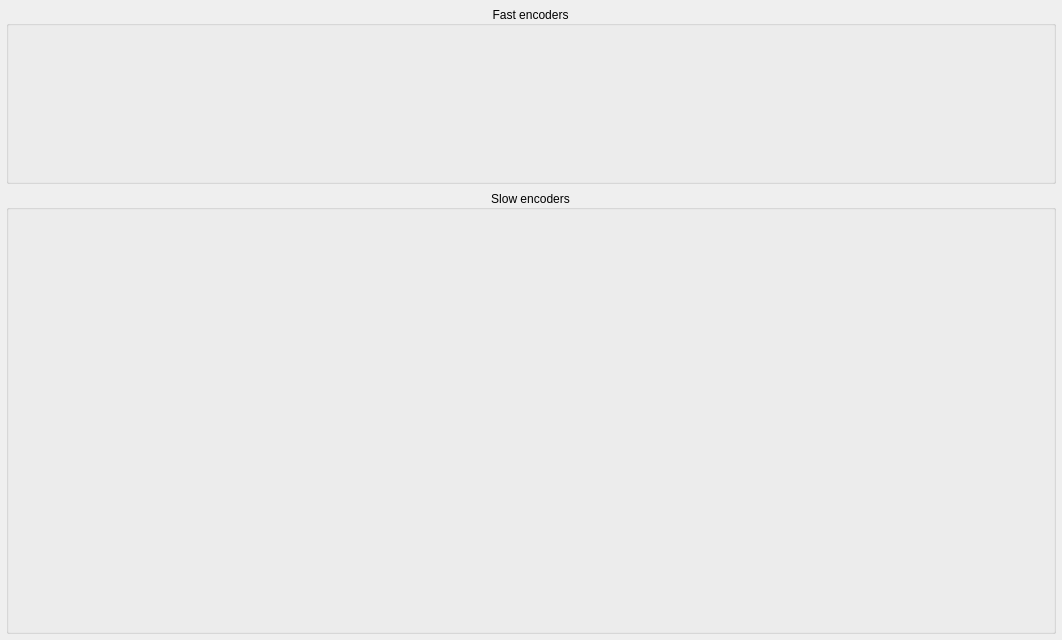
The window that src/widgets/encoders/encodersconfig.ui (anpeaco/FreeJoyXConfiguratorQt) describes before a commit, drawn with Qt 5.
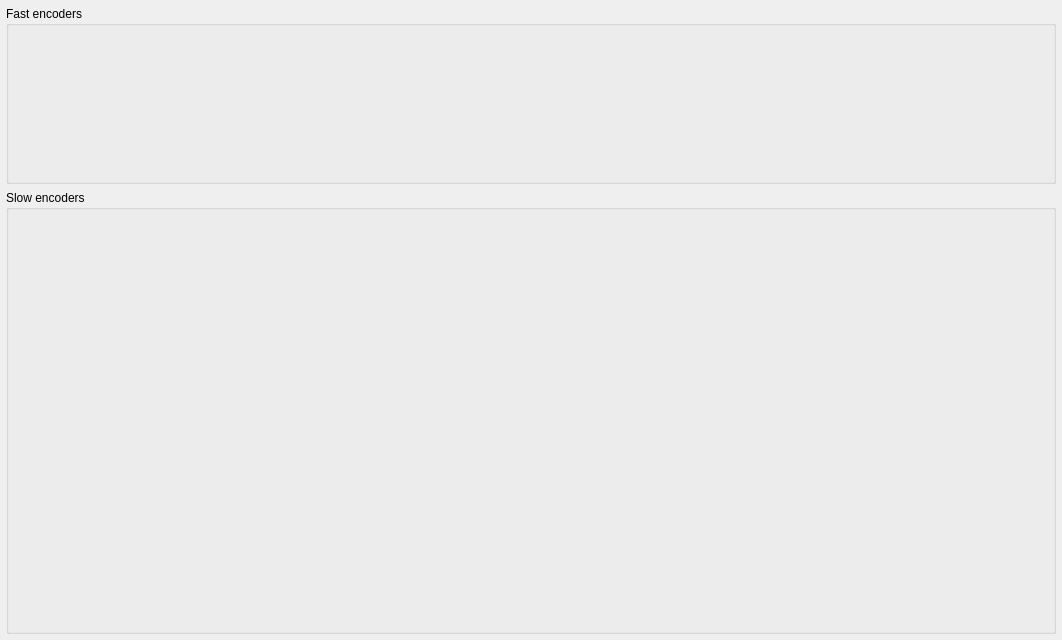
The same window after the commit.

Diff of the .ui file:
```diff
--- a/src/widgets/encoders/encodersconfig.ui
+++ b/src/widgets/encoders/encodersconfig.ui
@@ -64,9 +64,6 @@
          <property name="title">
           <string>Fast encoders</string>
          </property>
-         <property name="alignment">
-          <set>Qt::AlignCenter</set>
-         </property>
          <layout class="QVBoxLayout" name="layoutV_FastEncoders">
           <property name="leftMargin">
            <number>0</number>
@@ -91,9 +88,6 @@
          <property name="title">
           <string>Slow encoders</string>
          </property>
-         <property name="alignment">
-          <set>Qt::AlignCenter</set>
-         </property>
          <layout class="QVBoxLayout" name="layoutV_Encoders">
           <property name="leftMargin">
            <number>0</number>
```
